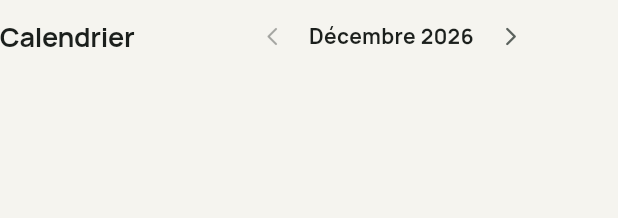
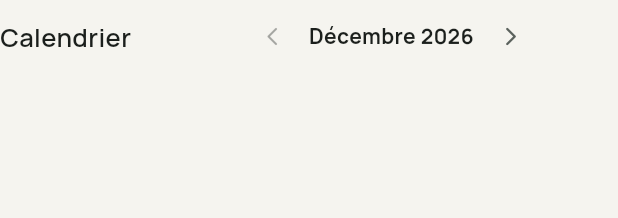
Before and after one commit to kabdoullah/finance_app, a Flutter app: the SpendingCalendar widget shown alone on an empty page, opened directly, on a phone screen of 412 x 824 dp. Shown: the top 218 px of the screen. Run offline on Flutter 3.47's test engine with Material 3 defaults, Android fonts, the phone set to English and light mode, and no system bars; our stand-ins replace drift, drift_flutter, file_picker, flutter_local_notifications, flutter_riverpod, flutter_secure_storage and 8 more; missing offline and left inert: cryptography, flutter_edge_ai, flutter_edge_ai_litertlm, flutter_edge_ai_speech, record, sqlite3; accounts and stored records are empty; generated files the repository leaves out were written again; statements that could not run were skipped.

Commit message:
Accueil : titre du calendrier aligné sur les autres sections

```diff
--- a/lib/features/planned/presentation/spending_calendar.dart
+++ b/lib/features/planned/presentation/spending_calendar.dart
@@ -105,10 +105,7 @@ class _SpendingCalendarState extends ConsumerState<SpendingCalendar> {
             Expanded(
               child: Semantics(
                 header: true,
-                child: Text(
-                  l10n.calTitle,
-                  style: AppText.sheetTitle.bold.copyWith(letterSpacing: -0.2),
-                ),
+                child: Text(l10n.calTitle, style: AppText.sectionTitle),
               ),
             ),
             IconButton(
```
